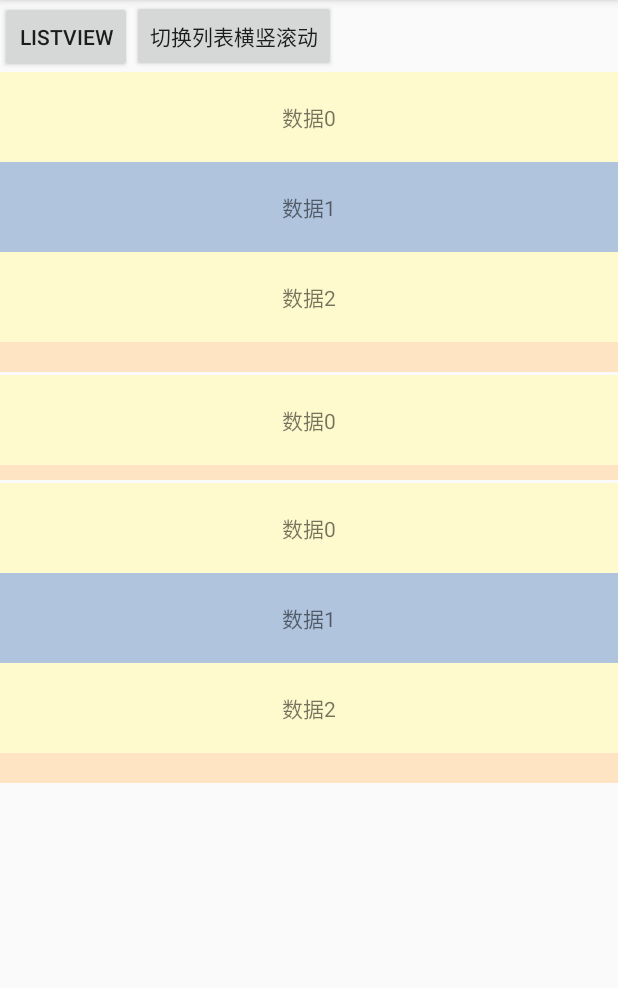
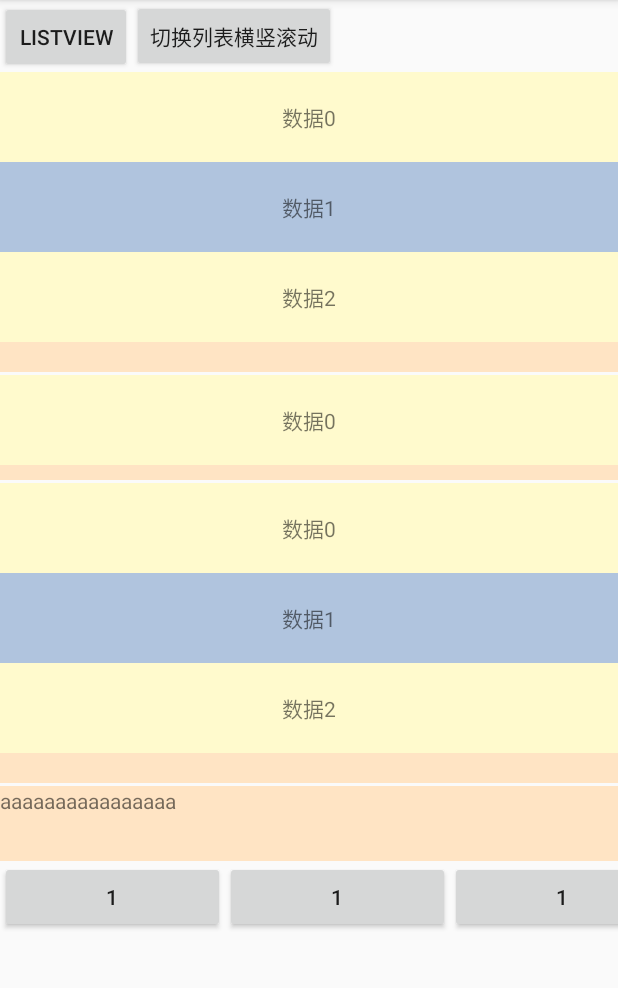
Before and after one commit to GsBu/GsSwipeRefreshLayout, an Android app: the screen it shows after launch (MainActivity), on a phone screen of 412 x 824 dp, the part 84-1072 px from its top. Run offline under Robolectric (Android 15) with nearby library versions, the phone set to English and light mode, and no system bars; our stand-ins replace CircleImageView.

Commit message:
增加Log

```diff
--- a/app/src/main/java/com/example/gs/gsswiperefreshlayout/MainActivity.java
+++ b/app/src/main/java/com/example/gs/gsswiperefreshlayout/MainActivity.java
@@ -9,6 +9,7 @@ import android.support.v7.widget.RecyclerView;
 import android.util.Log;
 import android.view.View;
 import android.widget.Button;
+import android.widget.TextView;
 
 import com.example.gs.gsswiperefreshlayout.adapter.GsRecyclerViewAdapter;
 import com.example.gs.gsswiperefreshlayout.gs.GsSwipeRefreshLayout;
@@ -20,8 +21,9 @@ public class MainActivity extends AppCompatActivity implements View.OnClickListe
     private static final String TAG = MainActivity.class.getSimpleName();
 
     private RecyclerView rv1, rv2, rv3;
-    private GsSwipeRefreshLayout srl1, srl2, srl3;
+    private GsSwipeRefreshLayout srl1, srl2, srl3, srl4;
     private Button bt1, bt2;
+    private TextView tv1;
 
     private List<String> mDataList1 = new ArrayList<>();
     private List<String> mDataList2 = new ArrayList<>();
@@ -40,9 +42,11 @@ public class MainActivity extends AppCompatActivity implements View.OnClickListe
         srl1 = findViewById(R.id.srl_1);
         srl2 = findViewById(R.id.srl_2);
         srl3 = findViewById(R.id.srl_3);
+        srl4 = findViewById(R.id.srl_4);
 
         bt1 = findViewById(R.id.bt_1);
         bt2 = findViewById(R.id.bt_2);
+        tv1 = findViewById(R.id.tv_1);
 
         initData();
         mAdapter1 = new GsRecyclerViewAdapter(this, mDataList1);
@@ -134,6 +138,23 @@ public class MainActivity extends AppCompatActivity implements View.OnClickListe
                     }
                 }
         );
+
+        srl4.setOnRefreshListener(
+                new GsSwipeRefreshLayout.OnRefreshListener() {
+                    @Override
+                    public void onRefresh() {
+                        // 刷新动画开始后回调到此方法
+                        Log.e(TAG, "刷新onRefresh");
+                        new Handler().postDelayed(new Runnable() {
+                            @Override
+                            public void run() {
+                                tv1.setText("刷新后的数据");
+                                srl4.setRefreshing(false);
+                            }
+                        }, 2000);
+                    }
+                }
+        );
     }
 
     private void addData1(final int index){
--- a/app/src/main/res/layout/activity_main.xml
+++ b/app/src/main/res/layout/activity_main.xml
@@ -63,4 +63,44 @@
             android:layout_height="match_parent" />
 
     </com.example.gs.gsswiperefreshlayout.gs.GsSwipeRefreshLayout>
+
+    <com.example.gs.gsswiperefreshlayout.gs.GsSwipeRefreshLayout
+        android:id="@+id/srl_4"
+        android:layout_width="match_parent"
+        android:layout_height="50dp"
+        android:layout_marginTop="2dp"
+        android:background="@color/BISQUE">
+
+        <TextView
+            android:id="@+id/tv_1"
+            android:layout_width="wrap_content"
+            android:layout_height="wrap_content"
+            android:text="aaaaaaaaaaaaaaaa" />
+
+    </com.example.gs.gsswiperefreshlayout.gs.GsSwipeRefreshLayout>
+
+    <HorizontalScrollView
+        android:layout_width="wrap_content"
+        android:layout_height="wrap_content">
+
+        <LinearLayout
+            android:layout_width="wrap_content"
+            android:layout_height="wrap_content">
+
+            <Button
+                android:layout_width="150dp"
+                android:layout_height="wrap_content"
+                android:text="1" />
+
+            <Button
+                android:layout_width="150dp"
+                android:layout_height="wrap_content"
+                android:text="1" />
+
+            <Button
+                android:layout_width="150dp"
+                android:layout_height="wrap_content"
+                android:text="1" />
+        </LinearLayout>
+    </HorizontalScrollView>
 </LinearLayout>
```
Also changed, not shown: app/src/main/java/com/example/gs/gsswiperefreshlayout/gs/GsSwipeRefreshLayout.java (+22 -7 lines).
